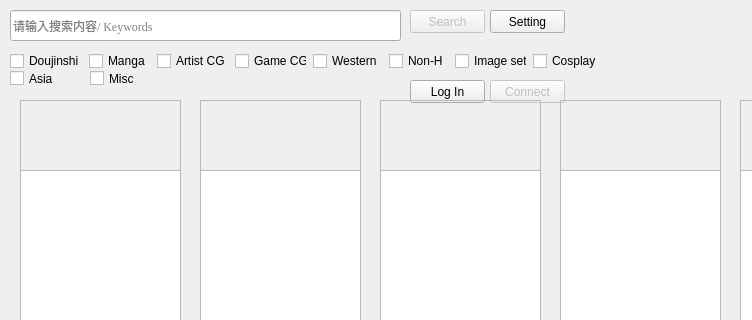
Before: the Qt Designer form untitled.ui in sandbagimon/EgentlemanDownloader, drawn with Qt 5; both pictures show x 0 to 752 and y 0 to 320 of the 921 by 523 pixel window.
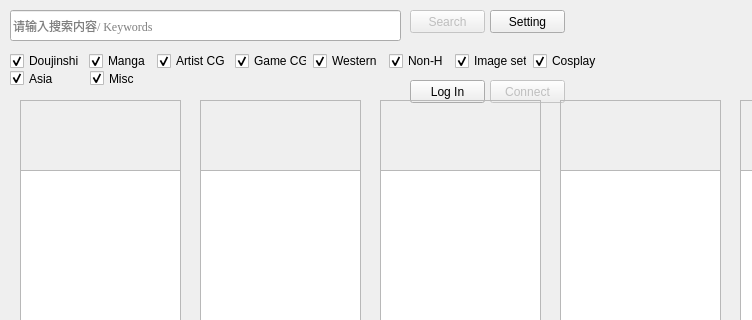
After: the same form once the commit is applied.

Commit message: update, fixed several issues

```diff
--- a/untitled.ui
+++ b/untitled.ui
@@ -311,6 +311,9 @@
       <property name="text">
        <string>Doujinshi</string>
       </property>
+      <property name="checked">
+       <bool>true</bool>
+      </property>
      </widget>
     </item>
     <item>
@@ -318,13 +321,22 @@
       <property name="text">
        <string>Manga</string>
       </property>
+      <property name="checked">
+       <bool>true</bool>
+      </property>
      </widget>
     </item>
     <item>
      <widget class="QCheckBox" name="artist_cb">
+      <property name="autoFillBackground">
+       <bool>false</bool>
+      </property>
       <property name="text">
        <string>Artist CG</string>
       </property>
+      <property name="checked">
+       <bool>true</bool>
+      </property>
      </widget>
     </item>
     <item>
@@ -332,6 +344,9 @@
       <property name="text">
        <string>Game CG</string>
       </property>
+      <property name="checked">
+       <bool>true</bool>
+      </property>
      </widget>
     </item>
     <item>
@@ -339,6 +354,9 @@
       <property name="text">
        <string>Western</string>
       </property>
+      <property name="checked">
+       <bool>true</bool>
+      </property>
      </widget>
     </item>
     <item>
@@ -346,6 +364,9 @@
       <property name="text">
        <string>Non-H</string>
       </property>
+      <property name="checked">
+       <bool>true</bool>
+      </property>
      </widget>
     </item>
     <item>
@@ -353,6 +374,9 @@
       <property name="text">
        <string>Image set</string>
       </property>
+      <property name="checked">
+       <bool>true</bool>
+      </property>
      </widget>
     </item>
     <item>
@@ -360,6 +384,9 @@
       <property name="text">
        <string>Cosplay</string>
       </property>
+      <property name="checked">
+       <bool>true</bool>
+      </property>
      </widget>
     </item>
    </layout>
@@ -376,6 +403,9 @@
    <property name="text">
     <string>Asia</string>
    </property>
+   <property name="checked">
+    <bool>true</bool>
+   </property>
   </widget>
   <widget class="QCheckBox" name="misc_cb">
    <property name="geometry">
@@ -389,6 +419,9 @@
    <property name="text">
     <string>Misc</string>
    </property>
+   <property name="checked">
+    <bool>true</bool>
+   </property>
   </widget>
   <widget class="QFrame" name="frame_1">
    <property name="geometry">
```
The commit also changes 2 other files.
